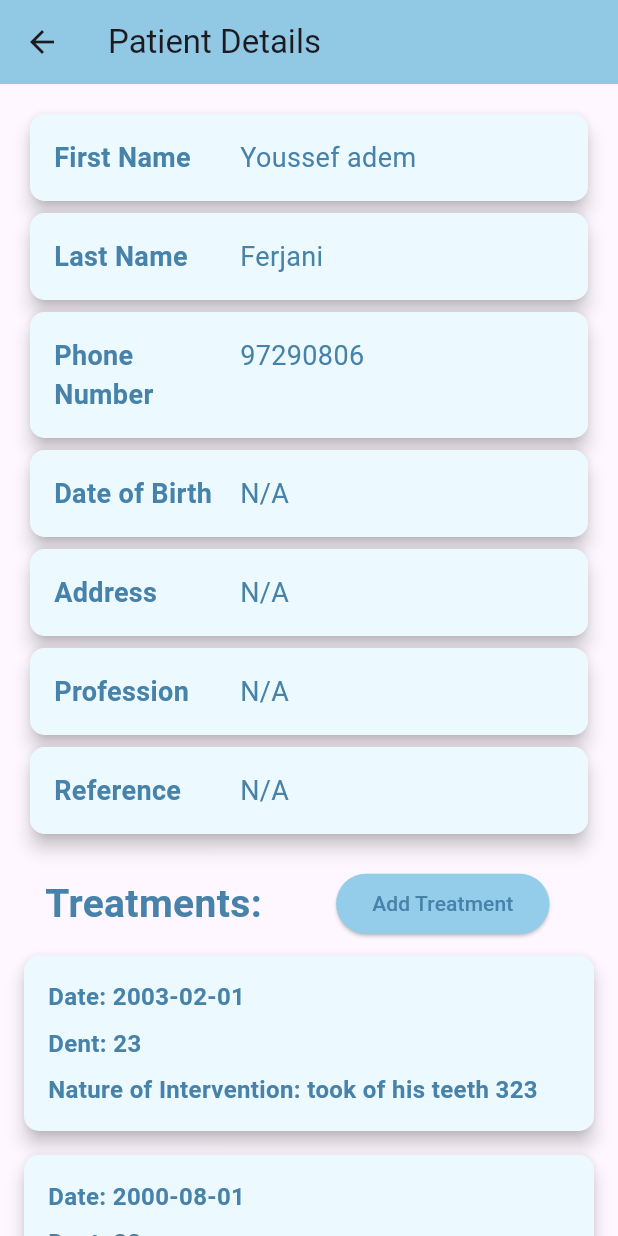
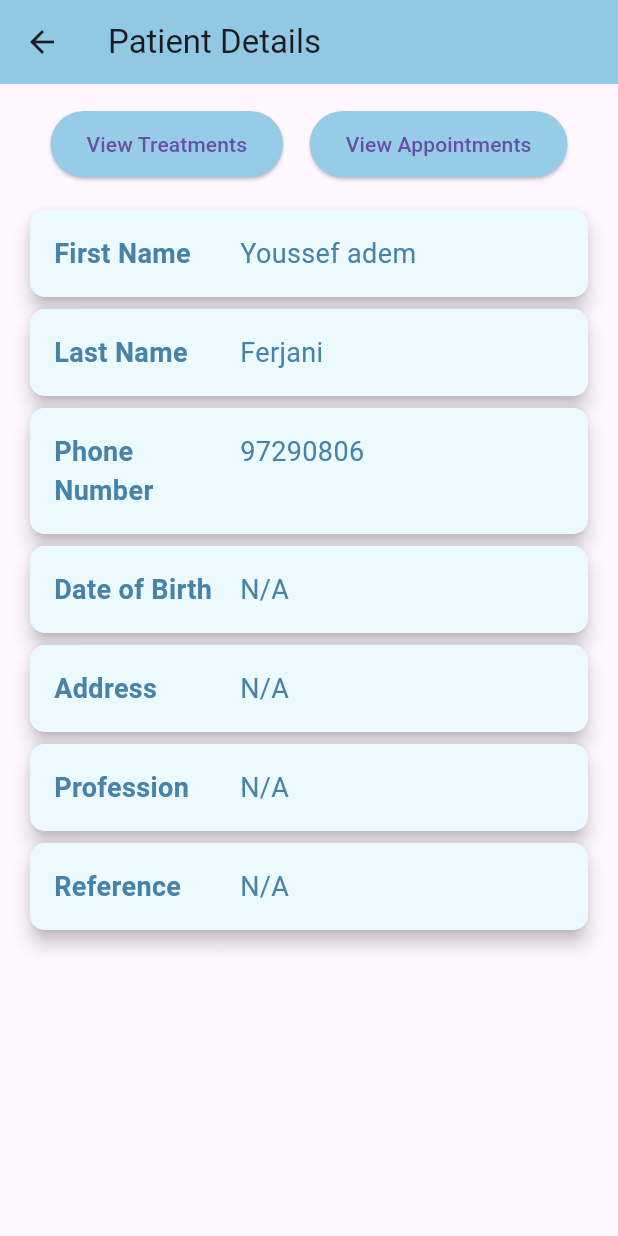
Before and after one commit to ferjani69/finale, a Flutter app: the screen it shows after launch, after a tap on "Youssef adem", on a phone screen of 412 x 824 dp. Run offline on Flutter 3.47's test engine with Material 3 defaults, Android fonts, the phone set to English and light mode, and no system bars; our stand-ins replace image_picker; missing offline and left inert: google_mlkit_text_recognition.

Commit message:
adding ocr and treat

```diff
--- a/lib/ViewPatientPage.dart
+++ b/lib/ViewPatientPage.dart
@@ -1,7 +1,7 @@
 import 'package:flutter/material.dart';
 import 'package:intl/intl.dart';
-import 'package:search/treatmentlist.dart';
 import 'package:search/patient.dart';
+import 'package:search/treatement_records_page.dart';
 
 class ViewPatientPage extends StatelessWidget {
   final Patient patient;
@@ -21,6 +21,41 @@ class ViewPatientPage extends StatelessWidget {
           child: Column(
             crossAxisAlignment: CrossAxisAlignment.start,
             children: [
+              Row(
+                mainAxisAlignment: MainAxisAlignment.spaceEvenly,
+                children: [
+                  ElevatedButton(
+                    style: ElevatedButton.styleFrom(
+                      backgroundColor: const Color(0xff97cce7),
+                      padding: const EdgeInsets.symmetric(vertical: 12.0, horizontal: 24.0),
+                    ),
+                    onPressed: () {
+                      Navigator.push(
+                        context,
+                        MaterialPageRoute(builder: (context) => TreatmentRecordsPage(patient: patient)),
+                      );
+                    },
+                    child: const Text(
+                      'View Treatments',
+                      style: TextStyle(fontSize: 14.0),
+                    ),
+                  ),
+                  ElevatedButton(
+                    style: ElevatedButton.styleFrom(
+                      backgroundColor: const Color(0xff97cce7),
+                      padding: const EdgeInsets.symmetric(vertical: 12.0, horizontal: 24.0),
+                    ),
+                    onPressed: () {
+                      // Handle viewing appointment history
+                    },
+                    child: const Text(
+                      'View Appointments',
+                      style: TextStyle(fontSize: 14.0),
+                    ),
+                  ),
+                ],
+              ),
+              const SizedBox(height: 16.0), // Add some space between buttons and patient details
               _buildInfoItem(title: 'First Name', value: patient.pname ?? "N/A"),
               _buildInfoItem(title: 'Last Name', value: patient.plname ?? "N/A"),
               _buildInfoItem(title: 'Phone Number', value: patient.telnum?.toString() ?? "N/A"),
@@ -31,38 +66,6 @@ class ViewPatientPage extends StatelessWidget {
               _buildInfoItem(title: 'Address', value: patient.adress ?? "N/A"),
               _buildInfoItem(title: 'Profession', value: patient.proff ?? "N/A"),
               _buildInfoItem(title: 'Reference', value: patient.ref ?? "N/A"),
-              const SizedBox(height: 16.0), // Add some space between patient details and treatments
-              Row(
-                children: [
-                  const Padding(
-                    padding: EdgeInsets.all(8.0),
-                    child: Text(
-                      ' Treatments:  ',
-                      style: TextStyle(fontSize: 26.0, fontWeight: FontWeight.bold, color: Color(0xff4682A9)),
-                    ),
-                  ),
-                  const SizedBox(width: 8.0),
-                  Padding(
-                    padding: const EdgeInsets.only(left: 20.0),
-                    child: ElevatedButton(
-                      onPressed: () {
-                        // Handle adding treatment
-                      },
-                      style: ElevatedButton.styleFrom(backgroundColor: const Color(0xff93cdea)),
-                      child: const Text('Add Treatment', style: TextStyle(color: Color(0xff4682A9))),
-                    ),
-                  ),
-                ],
-              ),
-              ListView.builder(
-                shrinkWrap: true,
-                physics: NeverScrollableScrollPhysics(), // Disable ListView scrolling
-                itemCount: treatment_list.length,
-                itemBuilder: (context, index) {
-                  final treatment = treatment_list[index];
-                  return _buildTreatmentItem(treatment);
-                },
-              ),
             ],
           ),
         ),
@@ -70,49 +73,8 @@ class ViewPatientPage extends StatelessWidget {
     );
   }
 
-  Widget _buildTreatmentItem(treatment) {
-    return Card(
-      color: const Color(0xffECF9FF),
-
-      elevation: 5.0,
-      shape: RoundedRectangleBorder(
-        borderRadius: BorderRadius.circular(10.0),
-      ),
-      margin: const EdgeInsets.symmetric(vertical: 8.0),
-      child: Padding(
-        padding: const EdgeInsets.all(16.0),
-        child: Column(
-          crossAxisAlignment: CrossAxisAlignment.start,
-          children: [
-            Text(
-              'Date: ${DateFormat('yyyy-MM-dd').format(treatment.datetreat!)}',
-              style: const TextStyle(fontSize: 16.0,fontWeight: FontWeight.bold,
-                color: Color(0xff4682A9),
-              ),
-            ),
-            const SizedBox(height: 8.0),
-            Text(
-              'Dent: ${treatment.dent}',
-              style: const TextStyle(fontSize: 16.0,fontWeight: FontWeight.bold,
-                color: Color(0xff4682A9),
-              ),
-            ),
-            const SizedBox(height: 8.0),
-            Text(
-              'Nature of Intervention: ${treatment.natureinterv}',
-              style: const TextStyle(fontSize: 16.0,fontWeight: FontWeight.bold,
-                color: Color(0xff4682A9),
-              ),
-            ),
-          ],
-        ),
-      ),
-    );
-  }
-
   Widget _buildInfoItem({required String title, required String value}) {
     return Card(
-
       elevation: 5.0,
       shape: RoundedRectangleBorder(
         borderRadius: BorderRadius.circular(10.0),
--- a/pubspec.yaml
+++ b/pubspec.yaml
@@ -34,6 +34,8 @@ dependencies:
   image_picker: ^1.0.7
   camera: ^0.10.5+9
   permission_handler: ^9.0.0
+
+  google_mlkit_text_recognition: ^0.11.0
   flutter:
     sdk: flutter
 
```
Also changed, not shown: lib/AddPatientPage.dart (+5 -12 lines), lib/OCR0ptionsPage.dart (added, +93 -0 lines), lib/treatement_records_page.dart (added, +77 -0 lines), pubspec.lock.
